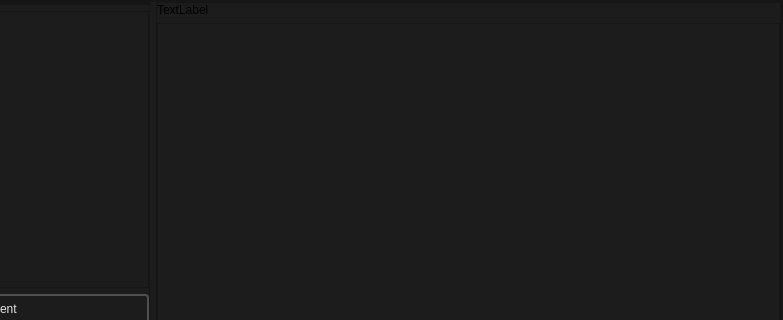
Above: soudevent_editor/soundevenet_editor_mainwindow.ui from dertwist/Hammer5Tools before the change; both pictures show x 252 to 1035 and y 0 to 320 of the 1035 by 660 pixel window. Below: the same form after it.
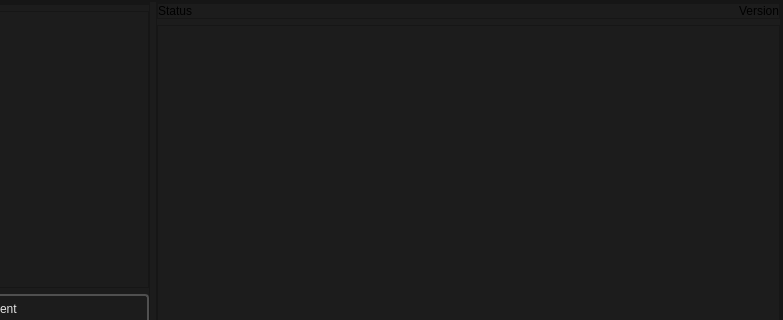
That is the form after the change. Icons and pictures are not drawn.

The edit to the form file:
```diff
--- a/soudevent_editor/soundevenet_editor_mainwindow.ui
+++ b/soudevent_editor/soundevenet_editor_mainwindow.ui
@@ -407,10 +407,44 @@
               <number>0</number>
              </property>
              <item>
-              <widget class="QLabel" name="status_bar">
-               <property name="text">
-                <string>TextLabel</string>
+              <widget class="QFrame" name="frame_9">
+               <property name="frameShape">
+                <enum>QFrame::StyledPanel</enum>
                </property>
+               <property name="frameShadow">
+                <enum>QFrame::Raised</enum>
+               </property>
+               <layout class="QHBoxLayout" name="horizontalLayout_7">
+                <property name="leftMargin">
+                 <number>0</number>
+                </property>
+                <property name="topMargin">
+                 <number>0</number>
+                </property>
+                <property name="rightMargin">
+                 <number>0</number>
+                </property>
+                <property name="bottomMargin">
+                 <number>0</number>
+                </property>
+                <item>
+                 <widget class="QLabel" name="status_bar">
+                  <property name="text">
+                   <string>Status</string>
+                  </property>
+                 </widget>
+                </item>
+                <item>
+                 <widget class="QLabel" name="version">
+                  <property name="text">
+                   <string>Version</string>
+                  </property>
+                  <property name="alignment">
+                   <set>Qt::AlignRight|Qt::AlignTrailing|Qt::AlignVCenter</set>
+                  </property>
+                 </widget>
+                </item>
+               </layout>
               </widget>
              </item>
              <item>
@@ -430,7 +464,7 @@
                   <x>0</x>
                   <y>0</y>
                   <width>621</width>
-                  <height>588</height>
+                  <height>586</height>
                  </rect>
                 </property>
                 <layout class="QVBoxLayout" name="verticalLayout_2">
```
